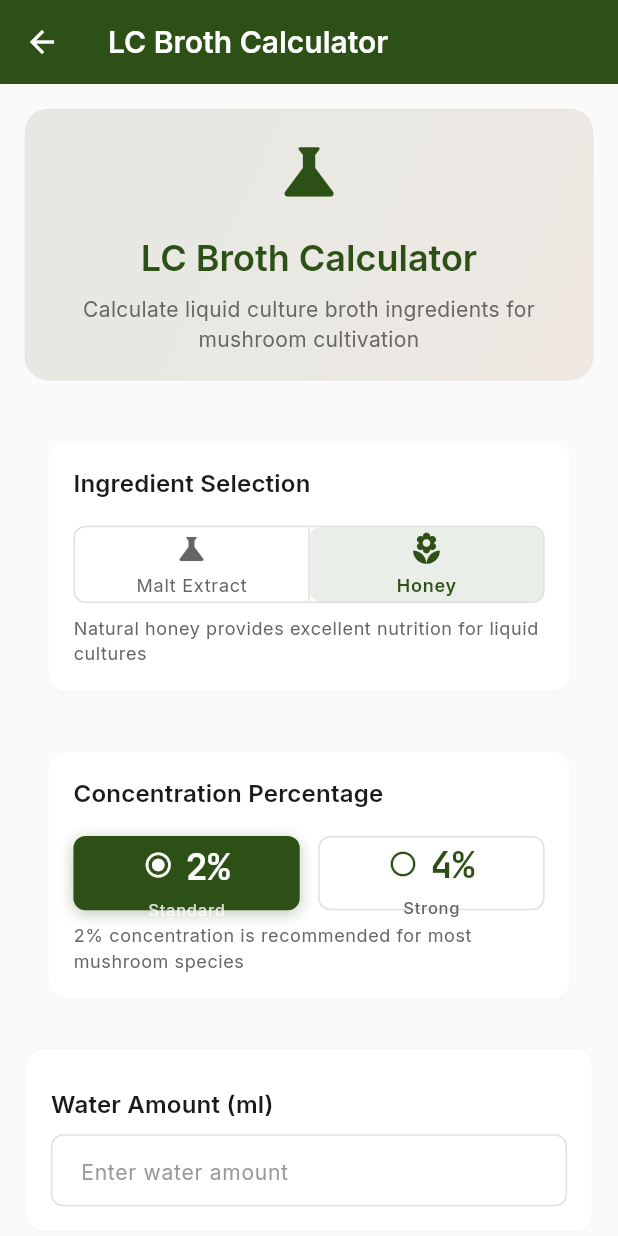
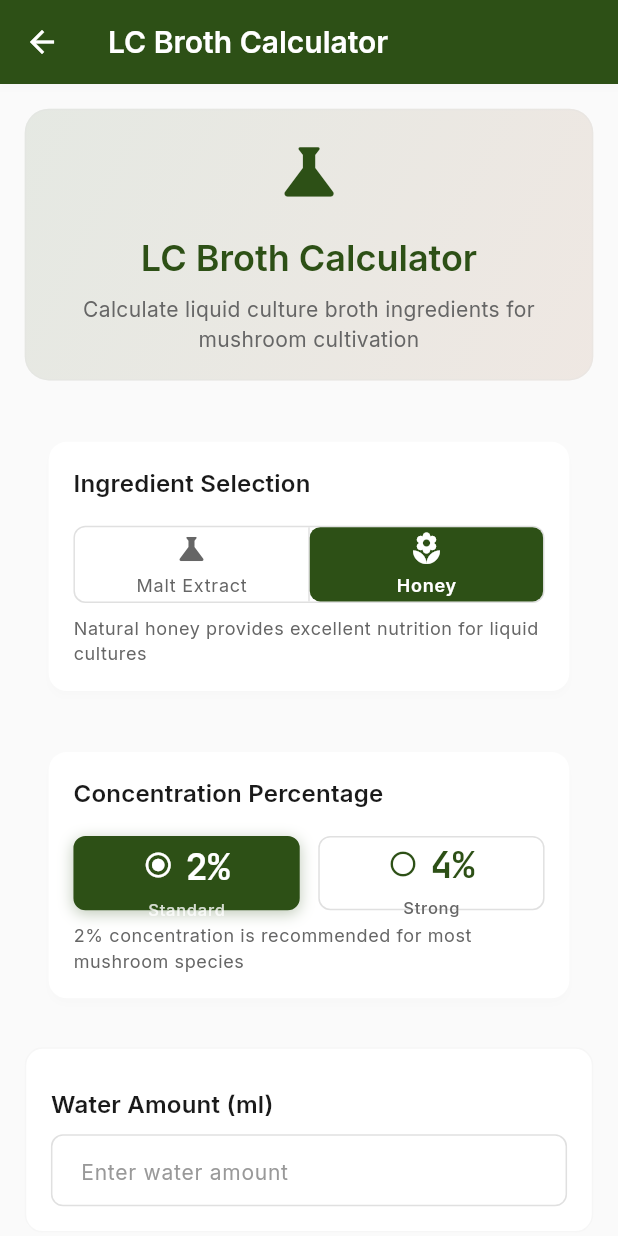
Before and after one commit to georgouy/Funginautas-Calculator6, a Flutter app: the LcBrothCalculator screen opened by its route, on a phone screen of 412 x 824 dp. Run offline on Flutter 3.47's test engine with Material 3 defaults, Android fonts, the phone set to English and light mode, and no system bars; our stand-ins replace cached_network_image, connectivity_plus, flutter_svg, google_fonts, share_plus, shared_preferences and 1 more; accounts and stored records are empty.

```diff
--- a/lib/presentation/lc_broth_calculator/widgets/ingredient_toggle_widget.dart
+++ b/lib/presentation/lc_broth_calculator/widgets/ingredient_toggle_widget.dart
@@ -45,8 +45,9 @@ class IngredientToggleWidget extends StatelessWidget {
                   Expanded(
                     child: _buildIngredientOption(
                       AppLocalizations.translate("maltExtract"),
+                      AppLocalizations.translate("maltExtract"), // Usar a string traduzida como identificador
                       'science',
-                      selectedIngredient == 'Malt Extract',
+                      selectedIngredient == AppLocalizations.translate("maltExtract"),
                     ),
                   ),
                   Container(
@@ -57,8 +58,9 @@ class IngredientToggleWidget extends StatelessWidget {
                   Expanded(
                     child: _buildIngredientOption(
                       AppLocalizations.translate("honey"),
+                      AppLocalizations.translate("honey"), // Usar a string traduzida como identificador
                       'local_florist',
-                      selectedIngredient == 'Honey',
+                      selectedIngredient == AppLocalizations.translate("honey"),
                     ),
                   ),
                 ],
@@ -66,7 +68,7 @@ class IngredientToggleWidget extends StatelessWidget {
             ),
             SizedBox(height: 1.h),
             Text(
-              selectedIngredient == 'Honey'
+              selectedIngredient == AppLocalizations.translate("honey")
                   ? AppLocalizations.translate("honeyDescription")
                   : AppLocalizations.translate("maltExtractDescription"),
               style: AppTheme.lightTheme.textTheme.bodySmall?.copyWith(
@@ -80,14 +82,14 @@ class IngredientToggleWidget extends StatelessWidget {
   }
 
   Widget _buildIngredientOption(
-      String ingredient, String iconName, bool isSelected) {
+      String displayIngredient, String identifierIngredient, String iconName, bool isSelected) {
     return GestureDetector(
-      onTap: () => onIngredientChanged(ingredient),
+      onTap: () => onIngredientChanged(identifierIngredient),
       child: Container(
         height: 6.h,
         decoration: BoxDecoration(
           color: isSelected
-              ? AppTheme.lightTheme.colorScheme.primary.withValues(alpha: 0.1)
+              ? AppTheme.lightTheme.colorScheme.primary
               : Colors.transparent,
           borderRadius: BorderRadius.circular(7),
         ),
@@ -97,16 +99,16 @@ class IngredientToggleWidget extends StatelessWidget {
             CustomIconWidget(
               iconName: iconName,
               color: isSelected
-                  ? AppTheme.lightTheme.colorScheme.primary
+                  ? AppTheme.lightTheme.colorScheme.onPrimary
                   : AppTheme.lightTheme.colorScheme.onSurfaceVariant,
               size: 24,
             ),
             SizedBox(height: 0.5.h),
             Text(
-              ingredient,
+              displayIngredient,
               style: AppTheme.lightTheme.textTheme.labelMedium?.copyWith(
                 color: isSelected
-                    ? AppTheme.lightTheme.colorScheme.primary
+                    ? AppTheme.lightTheme.colorScheme.onPrimary
                     : AppTheme.lightTheme.colorScheme.onSurfaceVariant,
                 fontWeight: isSelected ? FontWeight.w600 : FontWeight.w400,
               ),
--- a/lib/routes/app_routes.dart
+++ b/lib/routes/app_routes.dart
@@ -7,6 +7,7 @@ import '../presentation/settings/settings.dart';
 import '../presentation/cvg_substrate_calculator/cvg_substrate_calculator.dart';
 import '../presentation/error_resolution_guide/error_resolution_guide.dart';
 import '../presentation/support/support_page.dart';
+import '../presentation/agar_medium_calculator/agar_medium_calculator.dart';
 
 class AppRoutes {
   static const String initial = '/';
@@ -15,6 +16,7 @@ class AppRoutes {
       '/calculator-selector-dashboard';
   static const String cvgSubstrateCalculator = '/cvg-substrate-calculator';
   static const String lcBrothCalculator = '/lc-broth-calculator';
+  static const String agarMediumCalculator = '/agar-medium-calculator';
   static const String calculationHistory = '/calculation-history';
   static const String settings = '/settings';
   static const String errorResolutionGuide = '/error-resolution-guide';
@@ -27,6 +29,7 @@ class AppRoutes {
         const CalculatorSelectorDashboard(),
     cvgSubstrateCalculator: (context) => const CvgSubstrateCalculator(),
     lcBrothCalculator: (context) => const LcBrothCalculator(),
+    agarMediumCalculator: (context) => const AgarMediumCalculator(),
     calculationHistory: (context) => const CalculationHistory(),
     settings: (context) => const Settings(),
     errorResolutionGuide: (context) => const ErrorResolutionGuide(),
```
Also changed, not shown: lib/presentation/agar_medium_calculator/agar_medium_calculator.dart (+17 -0 lines).
